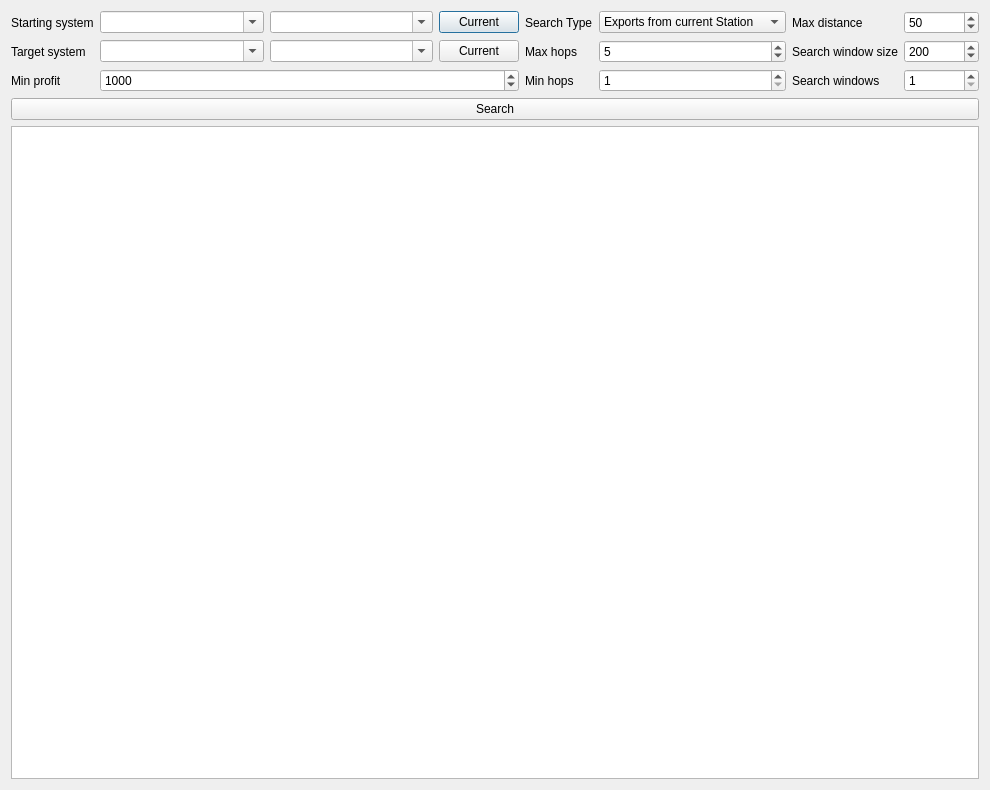
This is src/ui/SearchTab.ui in BeTeK/EliteMerchant as Qt 5 draws it before an edit. The edited form follows.
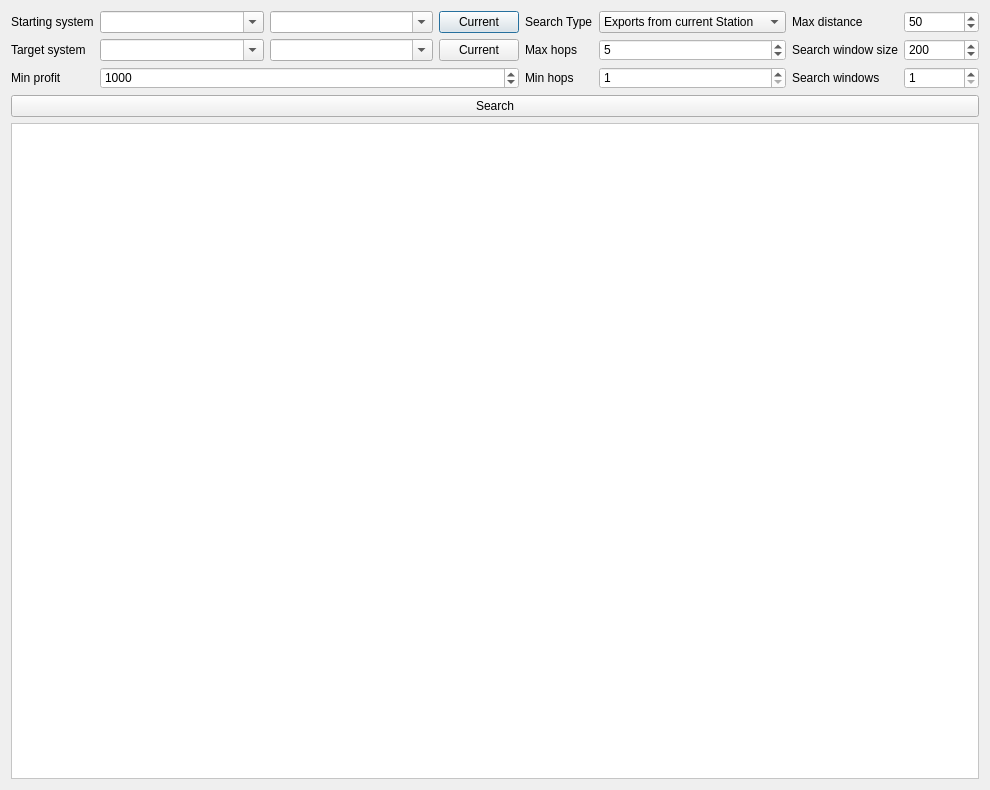
This is the edited form.

Commit message: set default backgrounds to white (for custom OS coloring)

```diff
--- a/src/ui/SearchTab.ui
+++ b/src/ui/SearchTab.ui
@@ -110,6 +110,9 @@
          <property name="toolTip">
           <string>&lt;html&gt;&lt;head/&gt;&lt;body&gt;&lt;pre align=&quot;justify&quot; style=&quot; margin-top:12px; margin-bottom:0px; margin-left:0px; margin-right:0px; -qt-block-indent:0; text-indent:0px;&quot;&gt;&lt;span style=&quot; font-family:'Courier New,courier';&quot;&gt;Require at least this many trade stops before accepting a trade route.&lt;/span&gt;&lt;/pre&gt;&lt;pre align=&quot;justify&quot; style=&quot; margin-top:0px; margin-bottom:0px; margin-left:0px; margin-right:0px; -qt-block-indent:0; text-indent:0px;&quot;&gt;&lt;span style=&quot; font-family:'Courier New,courier';&quot;&gt;This has some impact on search time, but not to a significant degree.&lt;/span&gt;&lt;/pre&gt;&lt;pre align=&quot;justify&quot; style=&quot; margin-top:0px; margin-bottom:0px; margin-left:0px; margin-right:0px; -qt-block-indent:0; text-indent:0px;&quot;&gt;&lt;span style=&quot; font-family:'Courier New,courier';&quot;&gt;It's fun to pick 'long route' search and set this to a high value for&lt;/span&gt;&lt;/pre&gt;&lt;pre align=&quot;justify&quot; style=&quot; margin-top:0px; margin-bottom:0px; margin-left:0px; margin-right:0px; -qt-block-indent:0; text-indent:0px;&quot;&gt;&lt;span style=&quot; font-family:'Courier New,courier';&quot;&gt;a grand tour.&lt;/span&gt;&lt;/pre&gt;&lt;/body&gt;&lt;/html&gt;</string>
          </property>
+         <property name="styleSheet">
+          <string notr="true">background:rgb(255,255,255)</string>
+         </property>
          <property name="minimum">
           <number>1</number>
          </property>
@@ -123,6 +126,9 @@
          <property name="toolTip">
           <string>&lt;html&gt;&lt;head/&gt;&lt;body&gt;&lt;pre align=&quot;justify&quot; style=&quot; margin-top:12px; margin-bottom:0px; margin-left:0px; margin-right:0px; -qt-block-indent:0; text-indent:0px;&quot;&gt;&lt;span style=&quot; font-family:'Courier New,courier';&quot;&gt;How many trade stops do we want at most with our search.&lt;/span&gt;&lt;/pre&gt;&lt;pre align=&quot;justify&quot; style=&quot; margin-top:0px; margin-bottom:0px; margin-left:0px; margin-right:0px; -qt-block-indent:0; text-indent:0px;&quot;&gt;&lt;span style=&quot; font-family:'Courier New,courier';&quot;&gt;This value is primarily for optimizing searches with too much data.&lt;/span&gt;&lt;/pre&gt;&lt;pre align=&quot;justify&quot; style=&quot; margin-top:0px; margin-bottom:0px; margin-left:0px; margin-right:0px; -qt-block-indent:0; text-indent:0px;&quot;&gt;&lt;span style=&quot; font-family:'Courier New,courier';&quot;&gt;This may be necessary if you set min profit too low or max distance&lt;/span&gt;&lt;/pre&gt;&lt;pre align=&quot;justify&quot; style=&quot; margin-top:0px; margin-bottom:0px; margin-left:0px; margin-right:0px; -qt-block-indent:0; text-indent:0px;&quot;&gt;&lt;span style=&quot; font-family:'Courier New,courier';&quot;&gt;too high.&lt;/span&gt;&lt;/pre&gt;&lt;pre align=&quot;justify&quot; style=&quot; margin-top:0px; margin-bottom:0px; margin-left:0px; margin-right:0px; -qt-block-indent:0; text-indent:0px;&quot;&gt;&lt;span style=&quot; font-family:'Courier New,courier';&quot;&gt;If you're worried about a setting, set this to 1 and give it a go.&lt;/span&gt;&lt;/pre&gt;&lt;pre align=&quot;justify&quot; style=&quot; margin-top:0px; margin-bottom:0px; margin-left:0px; margin-right:0px; -qt-block-indent:0; text-indent:0px;&quot;&gt;&lt;span style=&quot; font-family:'Courier New,courier';&quot;&gt;If it's still fast, bump it to 2 and see how it goes.&lt;/span&gt;&lt;/pre&gt;&lt;pre align=&quot;justify&quot; style=&quot; margin-top:0px; margin-bottom:0px; margin-left:0px; margin-right:0px; -qt-block-indent:0; text-indent:0px;&quot;&gt;&lt;span style=&quot; font-family:'Courier New,courier';&quot;&gt;For most use you can confidently set this at 99 and no route will&lt;/span&gt;&lt;/pre&gt;&lt;pre align=&quot;justify&quot; style=&quot; margin-top:0px; margin-bottom:0px; margin-left:0px; margin-right:0px; -qt-block-indent:0; text-indent:0px;&quot;&gt;&lt;span style=&quot; font-family:'Courier New,courier';&quot;&gt;ever reach it, due to the route optimization algorithm culling&lt;/span&gt;&lt;/pre&gt;&lt;pre align=&quot;justify&quot; style=&quot; margin-top:0px; margin-bottom:0px; margin-left:0px; margin-right:0px; -qt-block-indent:0; text-indent:0px;&quot;&gt;&lt;span style=&quot; font-family:'Courier New,courier';&quot;&gt;the tail as the average profit/h falls.&lt;/span&gt;&lt;/pre&gt;&lt;/body&gt;&lt;/html&gt;</string>
          </property>
+         <property name="styleSheet">
+          <string notr="true">background:rgb(255,255,255)</string>
+         </property>
          <property name="minimum">
           <number>1</number>
          </property>
@@ -147,6 +153,9 @@
            <property name="toolTip">
             <string>&lt;html&gt;&lt;head/&gt;&lt;body&gt;&lt;pre align=&quot;justify&quot; style=&quot; margin-top:12px; margin-bottom:0px; margin-left:0px; margin-right:0px; -qt-block-indent:0; text-indent:0px;&quot;&gt;&lt;span style=&quot; font-family:'Courier New,courier';&quot;&gt;This is a hard limit for basic single trade exchange.&lt;br/&gt;Its primary function is to limit the number of&lt;br/&gt;possibilities and speed up searching.&lt;br/&gt;1000 is a good fast value for most trading, but might&lt;br/&gt;give low or no results if you're desperate or in a&lt;br/&gt;short range vessel.&lt;/span&gt;&lt;/pre&gt;&lt;pre align=&quot;justify&quot; style=&quot; margin-top:0px; margin-bottom:0px; margin-left:0px; margin-right:0px; -qt-block-indent:0; text-indent:0px;&quot;&gt;&lt;span style=&quot; font-family:'Courier New,courier';&quot;&gt;WARNING! DATA DROWNING HAZARD!&lt;/span&gt;&lt;/pre&gt;&lt;pre align=&quot;justify&quot; style=&quot; margin-top:0px; margin-bottom:0px; margin-left:0px; margin-right:0px; -qt-block-indent:0; text-indent:0px;&quot;&gt;&lt;span style=&quot; font-family:'Courier New,courier';&quot;&gt;Lowering this will flood the tool with more trade data.&lt;/span&gt;&lt;/pre&gt;&lt;pre align=&quot;justify&quot; style=&quot; margin-top:0px; margin-bottom:0px; margin-left:0px; margin-right:0px; -qt-block-indent:0; text-indent:0px;&quot;&gt;&lt;span style=&quot; font-family:'Courier New,courier';&quot;&gt;If you set this lower, please also limit max hops&lt;br/&gt;and/or search windows.&lt;/span&gt;&lt;/pre&gt;&lt;/body&gt;&lt;/html&gt;</string>
            </property>
+           <property name="styleSheet">
+            <string notr="true">background:rgb(255,255,255)</string>
+           </property>
            <property name="minimum">
             <number>100</number>
            </property>
@@ -253,6 +262,9 @@
          <property name="toolTip">
           <string>&lt;html&gt;&lt;head/&gt;&lt;body&gt;&lt;pre align=&quot;justify&quot; style=&quot; margin-top:12px; margin-bottom:0px; margin-left:0px; margin-right:0px; -qt-block-indent:0; text-indent:0px;&quot;&gt;&lt;span style=&quot; font-family:'Courier New,courier';&quot;&gt;This is the maximum distance in light years a trade route can be at.&lt;/span&gt;&lt;/pre&gt;&lt;pre align=&quot;justify&quot; style=&quot; margin-top:0px; margin-bottom:0px; margin-left:0px; margin-right:0px; -qt-block-indent:0; text-indent:0px;&quot;&gt;&lt;span style=&quot; font-family:'Courier New,courier';&quot;&gt;This is primarily an optimization parameter, as higher than 50ly is&lt;/span&gt;&lt;/pre&gt;&lt;pre align=&quot;justify&quot; style=&quot; margin-top:0px; margin-bottom:0px; margin-left:0px; margin-right:0px; -qt-block-indent:0; text-indent:0px;&quot;&gt;&lt;span style=&quot; font-family:'Courier New,courier';&quot;&gt;rarely more profitable due to the distance(=time) cost. For smaller&lt;/span&gt;&lt;/pre&gt;&lt;pre align=&quot;justify&quot; style=&quot; margin-top:0px; margin-bottom:0px; margin-left:0px; margin-right:0px; -qt-block-indent:0; text-indent:0px;&quot;&gt;&lt;span style=&quot; font-family:'Courier New,courier';&quot;&gt;vessels with smaller tanks or jump ranges it's a good idea to lower&lt;/span&gt;&lt;/pre&gt;&lt;pre align=&quot;justify&quot; style=&quot; margin-top:0px; margin-bottom:0px; margin-left:0px; margin-right:0px; -qt-block-indent:0; text-indent:0px;&quot;&gt;&lt;span style=&quot; font-family:'Courier New,courier';&quot;&gt;this further for performance.&lt;/span&gt;&lt;/pre&gt;&lt;/body&gt;&lt;/html&gt;</string>
          </property>
+         <property name="styleSheet">
+          <string notr="true">background:rgb(255,255,255)</string>
+         </property>
          <property name="minimum">
           <number>1</number>
          </property>
@@ -281,6 +293,9 @@
          <property name="toolTip">
           <string>&lt;html&gt;&lt;head/&gt;&lt;body&gt;&lt;pre align=&quot;justify&quot; style=&quot; margin-top:12px; margin-bottom:0px; margin-left:0px; margin-right:0px; -qt-block-indent:0; text-indent:0px;&quot;&gt;&lt;span style=&quot; font-family:'Courier New,courier';&quot;&gt;How many windows should we search? Setting this to 1 will search the cube of set&lt;/span&gt;&lt;/pre&gt;&lt;pre align=&quot;justify&quot; style=&quot; margin-top:0px; margin-bottom:0px; margin-left:0px; margin-right:0px; -qt-block-indent:0; text-indent:0px;&quot;&gt;&lt;span style=&quot; font-family:'Courier New,courier';&quot;&gt;size centered around the current system. The default is 7, which is the current&lt;/span&gt;&lt;/pre&gt;&lt;pre align=&quot;justify&quot; style=&quot; margin-top:0px; margin-bottom:0px; margin-left:0px; margin-right:0px; -qt-block-indent:0; text-indent:0px;&quot;&gt;&lt;span style=&quot; font-family:'Courier New,courier';&quot;&gt;and 6 closest search windows. To search galaxy-wide, set this to 9999999999999.&lt;/span&gt;&lt;/pre&gt;&lt;pre align=&quot;justify&quot; style=&quot; margin-top:0px; margin-bottom:0px; margin-left:0px; margin-right:0px; -qt-block-indent:0; text-indent:0px;&quot;&gt;&lt;span style=&quot; font-family:'Courier New,courier';&quot;&gt;At window size 200, the galaxy size is just 64 windows, so it is not that heavy&lt;/span&gt;&lt;/pre&gt;&lt;pre align=&quot;justify&quot; style=&quot; margin-top:0px; margin-bottom:0px; margin-left:0px; margin-right:0px; -qt-block-indent:0; text-indent:0px;&quot;&gt;&lt;span style=&quot; font-family:'Courier New,courier';&quot;&gt;of an operation - just impractical for constant use, where 7 is  a nice balance.&lt;/span&gt;&lt;/pre&gt;&lt;/body&gt;&lt;/html&gt;</string>
          </property>
+         <property name="styleSheet">
+          <string notr="true">background:rgb(255,255,255)</string>
+         </property>
          <property name="minimum">
           <number>1</number>
          </property>
@@ -309,6 +324,9 @@
          <property name="toolTip">
           <string>&lt;html&gt;&lt;head/&gt;&lt;body&gt;&lt;pre align=&quot;justify&quot; style=&quot; margin-top:12px; margin-bottom:0px; margin-left:0px; margin-right:0px; -qt-block-indent:0; text-indent:0px;&quot;&gt;&lt;span style=&quot; font-family:'Courier New,courier';&quot;&gt;The data is queried from the galaxy in cubes of this size.(value 200 -&amp;gt; 200^3ly)&lt;/span&gt;&lt;/pre&gt;&lt;pre align=&quot;justify&quot; style=&quot; margin-top:0px; margin-bottom:0px; margin-left:0px; margin-right:0px; -qt-block-indent:0; text-indent:0px;&quot;&gt;&lt;span style=&quot; font-family:'Courier New,courier';&quot;&gt;Purely an optimization option. You may play around with this but 200 seems pretty&lt;/span&gt;&lt;/pre&gt;&lt;pre align=&quot;justify&quot; style=&quot; margin-top:0px; margin-bottom:0px; margin-left:0px; margin-right:0px; -qt-block-indent:0; text-indent:0px;&quot;&gt;&lt;span style=&quot; font-family:'Courier New,courier';&quot;&gt;fast. Multiple search windows overlap by the amount of your current max distance&lt;/span&gt;&lt;/pre&gt;&lt;pre align=&quot;justify&quot; style=&quot; margin-top:0px; margin-bottom:0px; margin-left:0px; margin-right:0px; -qt-block-indent:0; text-indent:0px;&quot;&gt;&lt;span style=&quot; font-family:'Courier New,courier';&quot;&gt;so no trade routes are missed, so for efficiency reasons it's good to have this&lt;/span&gt;&lt;/pre&gt;&lt;pre align=&quot;justify&quot; style=&quot; margin-top:0px; margin-bottom:0px; margin-left:0px; margin-right:0px; -qt-block-indent:0; text-indent:0px;&quot;&gt;&lt;span style=&quot; font-family:'Courier New,courier';&quot;&gt;significantly larger than that value.&lt;/span&gt;&lt;/pre&gt;&lt;/body&gt;&lt;/html&gt;</string>
          </property>
+         <property name="styleSheet">
+          <string notr="true">background:rgb(255,255,255)</string>
+         </property>
          <property name="minimum">
           <number>100</number>
          </property>
@@ -398,6 +416,9 @@
        <property name="toolTipDuration">
         <number>1</number>
        </property>
+       <property name="styleSheet">
+        <string notr="true">background:rgb(255,255,255)</string>
+       </property>
        <property name="sizeAdjustPolicy">
         <enum>QAbstractScrollArea::AdjustToContents</enum>
        </property>
```
The commit also changes 2 other files.
